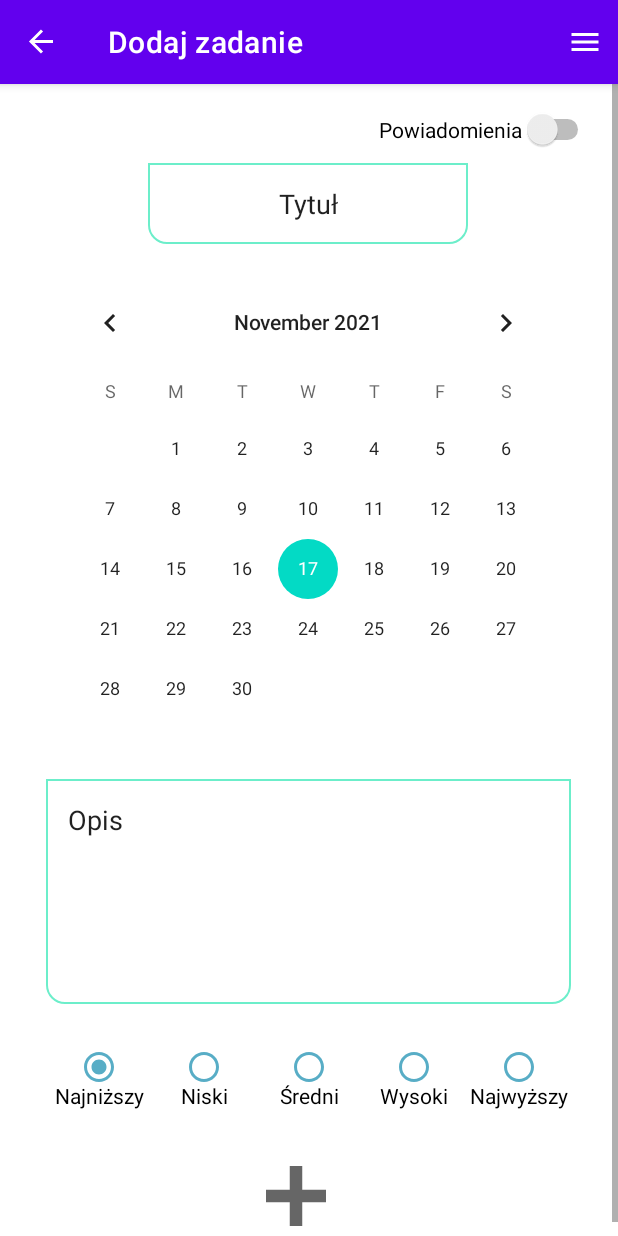
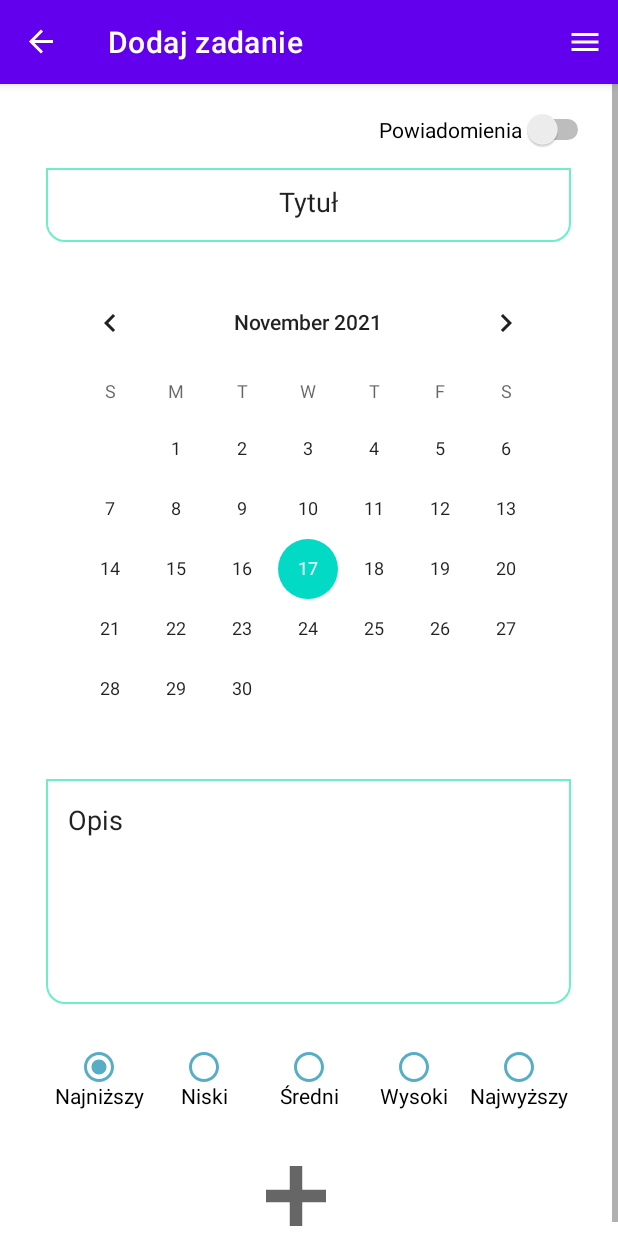
Before and after one commit to cyziek/PUM_Todo_list, an Android app: the AddToList screen opened through its navigation route, on a phone screen of 412 x 824 dp. Run offline under Robolectric (Android 15) with nearby library versions, the phone set to English and light mode, and no system bars; our stand-ins replace navigation-ui.

Commit message:
Scroll + hidesoft
Git Gud

```diff
--- a/app/src/main/java/com/example/aplikacjazarzadzaniazadaniami/AddToList.kt
+++ b/app/src/main/java/com/example/aplikacjazarzadzaniazadaniami/AddToList.kt
@@ -1,5 +1,6 @@
 package com.example.aplikacjazarzadzaniazadaniami
 
+import android.annotation.SuppressLint
 import android.os.Bundle
 import androidx.fragment.app.Fragment
 import android.view.LayoutInflater
@@ -8,6 +9,22 @@ import android.view.ViewGroup
 import androidx.navigation.fragment.findNavController
 import com.example.aplikacjazarzadzaniazadaniami.databinding.ListAddBinding
 import android.widget.Toast
+import android.view.MotionEvent
+
+import android.view.View.OnTouchListener
+import android.view.inputmethod.InputMethodManager
+import androidx.core.content.ContextCompat
+import androidx.core.content.ContextCompat.getSystemService
+import android.app.Activity
+
+
+
+
+
+
+
+
+
 
 /**
  * A simple [Fragment] subclass as the second destination in the navigation.
@@ -29,14 +46,37 @@ class AddToList : Fragment() {
         return binding.root
     }
 
+    @SuppressLint("ClickableViewAccessibility")
     override fun onViewCreated(view: View, savedInstanceState: Bundle?) {
         super.onViewCreated(view, savedInstanceState)
+
+        binding.descAdd.movementMethod
 
         binding.add.setOnClickListener{
             Toast.makeText(context, "Dodano zadanie!", Toast.LENGTH_SHORT).show()
             findNavController().navigate(R.id.action_SecondFragment_to_FirstFragment)
 //            Log.d("Beniz", "hehe");
         }
+
+        binding.descAdd.setOnTouchListener(OnTouchListener { v, event ->
+            if (binding.descAdd.hasFocus()) {
+                v.parent.requestDisallowInterceptTouchEvent(true)
+                when (event.action and MotionEvent.ACTION_MASK) {
+                    MotionEvent.ACTION_SCROLL -> {
+                        v.parent.requestDisallowInterceptTouchEvent(false)
+                        return@OnTouchListener true
+                    }
+                }
+            }
+            false
+        })
+
+        binding.scrollAdd.setOnTouchListener(OnTouchListener { v, event ->
+                val imm =
+                    requireContext()!!.getSystemService(Activity.INPUT_METHOD_SERVICE) as InputMethodManager
+                imm.hideSoftInputFromWindow(view.windowToken, 0)
+                false
+            })
     }
 
     override fun onDestroyView() {
--- a/app/src/main/res/layout/list_add.xml
+++ b/app/src/main/res/layout/list_add.xml
@@ -1,6 +1,7 @@
 <?xml version="1.0" encoding="utf-8"?>
 <ScrollView xmlns:app="http://schemas.android.com/apk/res-auto"
     xmlns:tools="http://schemas.android.com/tools"
+    android:id="@+id/scroll_add"
     android:layout_height="match_parent" android:layout_width="match_parent"
     xmlns:android="http://schemas.android.com/apk/res/android"
     tools:context=".AddToList">
@@ -11,13 +12,14 @@
 
         <EditText
             android:id="@+id/title_add"
-            android:layout_width="wrap_content"
-            android:layout_height="wrap_content"
+            android:layout_width="350dp"
+            android:layout_height="49dp"
             android:background="@drawable/edit_text_style"
             android:ellipsize="start"
             android:ems="10"
             android:gravity="center_horizontal"
             android:inputType="text"
+            android:maxLength="35"
             android:text="Tytuł"
             app:layout_constraintBottom_toTopOf="@+id/date_add"
             app:layout_constraintEnd_toEndOf="parent"
@@ -57,7 +59,11 @@
             android:ems="10"
             android:gravity="left"
             android:inputType="textMultiLine"
+            android:scrollbars="vertical"
+            android:overScrollMode="always"
+            android:scrollbarStyle="insideInset"
             android:text="@string/opis"
+            android:maxLength="400"
             app:layout_constraintEnd_toEndOf="parent"
             app:layout_constraintHorizontal_bias="0.492"
             app:layout_constraintStart_toStartOf="parent"
```
